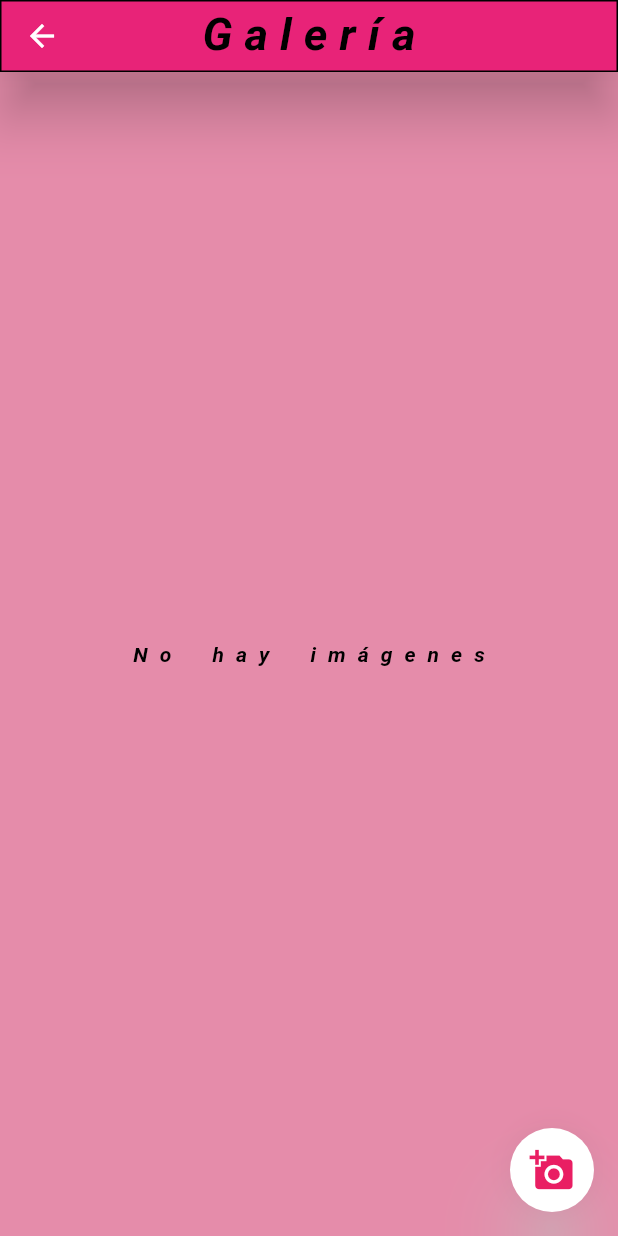
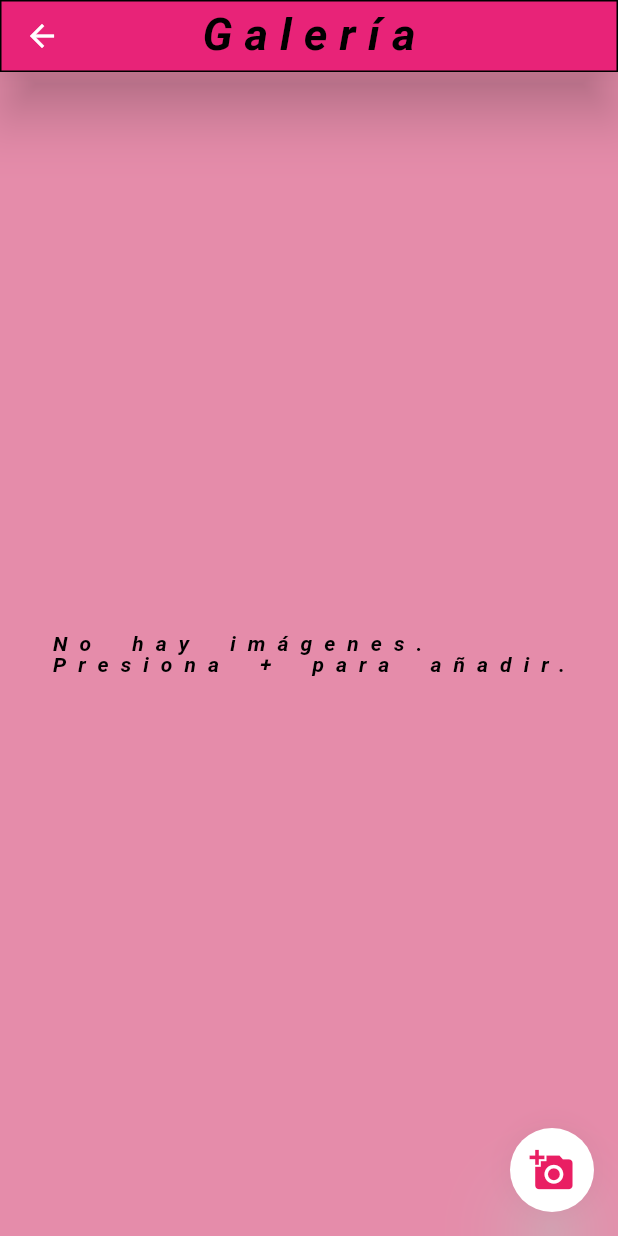
Before and after one commit to KahanaEnder/dia_de_la_madre, a Flutter app: the screen it shows after launch, after a tap on the "favorite outline" icon, on a phone screen of 412 x 824 dp. Run offline on Flutter 3.47's test engine with Material 3 defaults, Android fonts, the phone set to English and light mode, and no system bars; our stand-ins replace device_info_plus, image_picker, permission_handler, shared_preferences; missing offline and left inert: window_size; Roboto replaces fonts that are missing (Monocraft).

Commit message:
style: Se agregan carpetas para atomic design, template de commits y se evitan strings hardcodeados en lugares importantes, de resto se deja igual para mostrar diferentes maneras de hacer las cosas

```diff
--- /dev/null
+++ b/lib/src/components/app_routes.dart
@@ -0,0 +1,7 @@
+class AppRoutes {
+  static const String ambar = '/ambar';
+  static const String favorites = '/favorites';
+  static const String house = '/house';
+  static const String settings = '/settings';
+  static const String mami = '/mami';
+}
--- /dev/null
+++ b/lib/src/components/data.dart
@@ -0,0 +1,33 @@
+class Data {
+  static const String razon1 = 'Razón 1';
+  static const String razon2 = 'Razón 2';
+  static const String razon3 = 'Razón 3';
+  static const String razon4 = 'Razón 4';
+  static const String razon5 = 'Razón 5';
+  static const String razon6 = 'Razón 6';
+  static const String razon7 = 'Razón 7';
+  static const String extra = 'Extra';
+  static const String razones = '7 Razones\nPor las que\nTe amo';
+  static const String anadir = 'Añadir';
+  static const String mami = 'MAMI';
+  static const String mimami = 'Mi Mami';
+  static const String opciones = 'Opciones';
+  static const String conAmor = 'CON AMOR DE JUAN';
+  static const String tushijos = 'TUS HIJOS';
+  static const String noimagenes = 'No hay imágenes.\nPresiona + para añadir.';
+  static const String sinPermiso = 'Sin Permiso';
+  static const String galeria = 'Galería';
+  static const String fuerte = 'Una mujer fuerte e inteligente';
+  static const String ambar = 'AmbarHermosa';
+  static const String gatitaCosmica = 'Una Gata cosmica pechocha';
+  static const String sonadora = 'SONADORA';
+  static const String sonadoraDescripcion = 'Un lugar conseguido con sacrificio';
+  static const String sonadoraMensaje = 'Con trabajo, dedicación y paciencia has logrado construir otro hogar donde poder cumplir cualquier sueño, cuando lo veas siempre recuerda que es el fruto de tu perseverancia';
+  static const String mensajeMami = 'Una fuente de inspiración y ejemplo a seguir la cual tiene 4 hijos que cuida y protege, aunque una ya no necesita cuido ni agua solo necesita amor y ser recordada.';
+  static const String mensajeAmbar = '«Cada estrella en el cielo me recuerda que sigues conmigo.»\n \n Te amamos\nGatita Cosmica';
+}
+class DataImages {
+  static const String ambar = 'assets/images/ambarhermosa.jpg';
+  static const String quince = 'assets/images/a (15).jpg';
+  static const String primero = 'assets/images/1.jpg';
+}
--- a/lib/src/core/view/favorite_screen.dart
+++ b/lib/src/core/view/pages/favorite_screen.dart
@@ -4,6 +4,7 @@ import 'package:flutter/material.dart';
 import 'package:image_picker/image_picker.dart';
 import 'package:permission_handler/permission_handler.dart';
 import 'package:reference_app/src/components/app_colors.dart';
+import 'package:reference_app/src/components/data.dart';
 import 'package:shared_preferences/shared_preferences.dart';
 import 'package:device_info_plus/device_info_plus.dart';
 
@@ -71,7 +72,7 @@ if (!hasPermission) {
     _isSnackBarVisible = true;
     ScaffoldMessenger.of(context).showSnackBar(
       const SnackBar(
-        content: Text('Sin Permiso'),
+        content: Text(Data.sinPermiso),
         duration: Duration(seconds: 2),
       ),
     ).closed.then((_) {
@@ -101,7 +102,7 @@ if (!hasPermission) {
   } catch (e) {
     if (!mounted) return;
     ScaffoldMessenger.of(context).showSnackBar(
-      SnackBar(content: Text('Error cargando imágenes: $e')),
+      SnackBar(content: Text('Error $e')),
     );
   }
 }
@@ -118,10 +119,10 @@ if (!hasPermission) {
   Widget build(BuildContext context) {
     return Scaffold(
       appBar: AppBar(
-        title: const Text('Galería'),
+        title: const Text(Data.galeria),
       ),
       body: _images.isEmpty
-          ? const Center(child: Text('No hay imágenes'))
+          ? const Center(child: Text(Data.noimagenes))
           : ListView.builder(
               padding: const EdgeInsets.all(8.0),
               itemCount: _images.length,
--- a/lib/src/core/view/my_home_page.dart
+++ b/lib/src/core/view/pages/my_home_page.dart
@@ -1,6 +1,8 @@
 import 'package:flutter/material.dart';
 import 'package:reference_app/src/components/app_colors.dart';
-import 'package:reference_app/src/core/view/reasons/reason_screen.dart';
+import 'package:reference_app/src/components/app_routes.dart';
+import 'package:reference_app/src/components/data.dart';
+import 'package:reference_app/src/core/view/pages/reasons/reason_screen.dart';
 import 'package:provider/provider.dart';
 import 'dart:io';
 import 'package:reference_app/src/core/providers/image_provider.dart';
@@ -45,18 +47,18 @@ class _MyHomePageState extends State<MyHomePage> {
                 decoration: BoxDecoration(color: AppColors.primary),
                 child: Center(
                   child: Text(
-                    '7 Razones\nPor las que\nTe amo',
+                    Data.razones,
                     style: Theme.of(context).textTheme.bodyLarge,
                     textAlign: TextAlign.center)),
               ),
-              listReasons(context, tituloRazon: 'Razón 1', reasonScreen: () => ReasonScreen()),
-              listReasons(context, tituloRazon: 'Razón 2', reasonScreen: () => ReasonScreen2()),
-              listReasons(context, tituloRazon: 'Razón 3', reasonScreen: () => ReasonScreen3()),
-              listReasons(context, tituloRazon: 'Razón 4', reasonScreen: () => ReasonScreen4()),
-              listReasons(context, tituloRazon: 'Razón 5', reasonScreen: () => ReasonScreen5()),
-              listReasons(context, tituloRazon: 'Razón 6', reasonScreen: () => ReasonScreen6()),
-              listReasons(context, tituloRazon: 'Razón 7', reasonScreen: () => ReasonScreen7()),
-              listReasons(context, tituloRazon: 'Extra', reasonScreen: () => ReasonScreenExtra()),
+              listReasons(context, tituloRazon: Data.razon1, reasonScreen: () => ReasonScreen()),
+              listReasons(context, tituloRazon: Data.razon2, reasonScreen: () => ReasonScreen2()),
+              listReasons(context, tituloRazon: Data.razon3, reasonScreen: () => ReasonScreen3()),
+              listReasons(context, tituloRazon: Data.razon4, reasonScreen: () => ReasonScreen4()),
+              listReasons(context, tituloRazon: Data.razon5, reasonScreen: () => ReasonScreen5()),
+              listReasons(context, tituloRazon: Data.razon6, reasonScreen: () => ReasonScreen6()),
+              listReasons(context, tituloRazon: Data.razon7, reasonScreen: () => ReasonScreen7()),
+              listReasons(context, tituloRazon: Data.extra, reasonScreen: () => ReasonScreenExtra()),
             ],
           ),
         ),
@@ -109,7 +111,7 @@ class _MyHomePageState extends State<MyHomePage> {
         ),*/
         floatingActionButton: FloatingActionButton(
           onPressed: () => context.read<ImageGalleryProvider>().pickAndSave(),
-          tooltip: "Añadir",
+          tooltip: Data.anadir,
           child: Icon(Icons.add),
           ),
         persistentFooterButtons: [
@@ -118,8 +120,8 @@ class _MyHomePageState extends State<MyHomePage> {
             spacing: 20,
             children: [
               //Expanded(child: Tooltip(message: "Borrar",child: ElevatedButton(onPressed: (){}, child: Icon(Icons.delete)))),
-              Expanded(child: Tooltip(message: "Mi Mami",child: ElevatedButton(onPressed: (){_navigateTo("/mami");}, child: Icon(Icons.account_box)))),
-              Expanded(child: Tooltip(message:"Opciones",child: ElevatedButton(onPressed: (){_navigateTo("/settings");}, child: Icon(Icons.settings))))
+              Expanded(child: Tooltip(message: Data.mimami,child: ElevatedButton(onPressed: (){_navigateTo(AppRoutes.mami);}, child: Icon(Icons.account_box)))),
+              Expanded(child: Tooltip(message:Data.opciones,child: ElevatedButton(onPressed: (){_navigateTo(AppRoutes.settings);}, child: Icon(Icons.settings))))
             ],
           ),
 
@@ -127,30 +129,33 @@ class _MyHomePageState extends State<MyHomePage> {
         bottomNavigationBar:BottomAppBar(
           child: Padding(
             padding: const EdgeInsets.only(top: 20),
-            child: Text("CON AMOR DE JUAN",textAlign: TextAlign.center,style: Theme.of(context).textTheme.titleMedium,),
+            child: Text(Data.conAmor,textAlign: TextAlign.center,style: Theme.of(context).textTheme.titleMedium,),
           ),
         ),
       ),
     );
   }
   AppBar _buildAppBar() => AppBar(
-        title: Text('TUS HIJOS',style:Theme.of(context).textTheme.labelLarge),
+        title: Text(Data.tushijos,style:Theme.of(context).textTheme.labelLarge),
         actions: [
-          IconButton(icon: const Icon(Icons.favorite_outline), onPressed: () => _navigateTo('/favorites')),
-          IconButton(icon: const Icon(Icons.pets), onPressed: () => _navigateTo('/ambar')),
-          IconButton(icon: const Icon(Icons.house), onPressed: () => _navigateTo('/house')),
+          IconButton(icon: const Icon(Icons.favorite_outline), onPressed: () => _navigateTo(AppRoutes.favorites)),
+          IconButton(icon: const Icon(Icons.pets), onPressed: () => _navigateTo(AppRoutes.ambar)),
+          IconButton(icon: const Icon(Icons.house), onPressed: () => _navigateTo(AppRoutes.house)),
         ],
       );
 
   Widget _buildBody(ImageGalleryProvider gallery) {
     if (gallery.loading) {
-      return const Center(child: CircularProgressIndicator());
+      return const Center(child: SizedBox(
+        width: 300,
+        height: 300,
+        child: CircularProgressIndicator()));
     }
     if (gallery.error != null) {
       return Center(child: Text('Error: \${gallery.error}'));
     }
     if (gallery.images.isEmpty) {
-      return  Center(child: Text('No hay imágenes.\nPresiona + para añadir.',));
+      return  Center(child: Text(Data.noimagenes,));
     }
     return GridView.builder(
       padding: const EdgeInsets.all(16),
--- a/lib/src/core/view/reasons/settings_screen.dart
+++ b/lib/src/core/view/pages/reasons/settings_screen.dart
@@ -1,6 +1,6 @@
 import 'package:flutter/material.dart';
-import 'package:reference_app/src/core/view/reasons/mami_screen.dart';
-import 'package:reference_app/src/core/view/reasons/reason_screen.dart';
+import 'package:reference_app/src/core/view/pages/reasons/mami_screen.dart';
+import 'package:reference_app/src/core/view/pages/reasons/reason_screen.dart';
 
 class SettingsScreen extends StatefulWidget {
   const SettingsScreen({super.key});
--- a/pubspec.yaml
+++ b/pubspec.yaml
@@ -30,4 +30,3 @@ flutter:
 
   assets:
     - assets/images/
-    - assets/icons/
```
Also changed, not shown: lib/src/components/my_materials.dart (+6 -6 lines), lib/src/core/view/pages/ambar_screen.dart (renamed from lib/src/core/view/reasons/mami_screen.dart, +7 -6 lines), lib/src/core/view/pages/reasons/house_screen.dart (renamed from lib/src/core/view/ambar_screen.dart, +8 -7 lines), lib/src/core/view/pages/reasons/mami_screen.dart (renamed from lib/src/core/view/reasons/house_screen.dart, +8 -7 lines), lib/src/core/view/ponchos_screen.dart (deleted, +0 -15 lines), git_commits_template.txt (added), lib/src/core/view/pages/reasons/reason_screen.dart (renamed from lib/src/core/view/reasons/reason_screen.dart).
